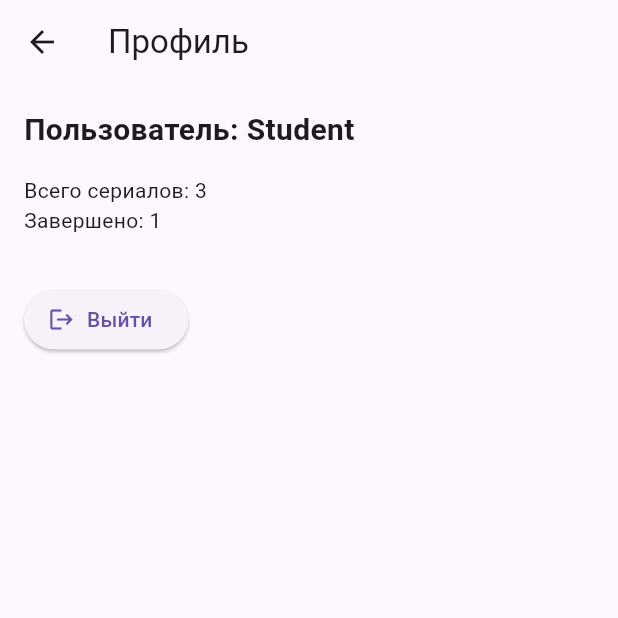
After one commit to starArsonist/series-tracker, a Flutter app: the HomeScreen screen opened by its route, after a tap on the "person" icon, on a phone screen of 412 x 824 dp, the top half of it. The commit adds this screen. Run offline on Flutter 3.47's test engine with Material 3 defaults, Android fonts, the phone set to English and light mode, and no system bars.

Commit message:
added user profile screen added edit series screen

```diff
--- a/series_tracker/lib/screens/home_screen.dart
+++ b/series_tracker/lib/screens/home_screen.dart
@@ -2,6 +2,8 @@ import 'package:flutter/material.dart';
 import '../models/series.dart';
 import 'add_series_screen.dart';
 import 'series_detail_screen.dart';
+import 'profile_screen.dart';
+
 
 class HomeScreen extends StatefulWidget {
   const HomeScreen({super.key});
@@ -58,6 +60,23 @@ class _HomeScreenState extends State<HomeScreen> {
     return Scaffold(
       appBar: AppBar(
         title: const Text('Мои сериалы'),
+        actions: [
+          IconButton(
+            icon: const Icon(Icons.person),
+            onPressed: () {
+              Navigator.push(
+                context,
+                MaterialPageRoute(
+                  builder: (context) =>
+                      ProfileScreen(
+                        username: 'Student',
+                        seriesList: _seriesList,
+                      ),
+                ),
+              );
+            },
+          ),
+        ],
       ),
       body: ListView.builder(
         itemCount: _seriesList.length,
--- /dev/null
+++ b/series_tracker/lib/screens/profile_screen.dart
@@ -0,0 +1,57 @@
+import 'package:flutter/material.dart';
+import '../models/series.dart';
+
+class ProfileScreen extends StatelessWidget {
+  final String username;
+  final List<Series> seriesList;
+
+  const ProfileScreen({
+    super.key,
+    required this.username,
+    required this.seriesList,
+  });
+
+  @override
+  Widget build(BuildContext context) {
+    final total = seriesList.length;
+    final completed = seriesList
+        .where((s) => s.status == SeriesStatus.completed)
+        .length;
+
+    return Scaffold(
+      appBar: AppBar(
+        title: const Text('Профиль'),
+      ),
+      body: Padding(
+        padding: const EdgeInsets.all(16),
+        child: Column(
+          crossAxisAlignment: CrossAxisAlignment.start,
+          children: [
+            Text(
+              'Пользователь: $username',
+              style: const TextStyle(
+                fontSize: 20,
+                fontWeight: FontWeight.bold,
+              ),
+            ),
+            const SizedBox(height: 16),
+            Text('Всего сериалов: $total'),
+            Text('Завершено: $completed'),
+            const SizedBox(height: 32),
+            ElevatedButton.icon(
+              onPressed: () {
+                Navigator.pushNamedAndRemoveUntil(
+                  context,
+                  '/login',
+                      (route) => false,
+                );
+              },
+              icon: const Icon(Icons.logout),
+              label: const Text('Выйти'),
+            ),
+          ],
+        ),
+      ),
+    );
+  }
+}
```
Also changed, not shown: series_tracker/lib/screens/edit_series_screen.dart (added, +120 -0 lines), series_tracker/lib/screens/series_detail_screen.dart (+16 -0 lines).
